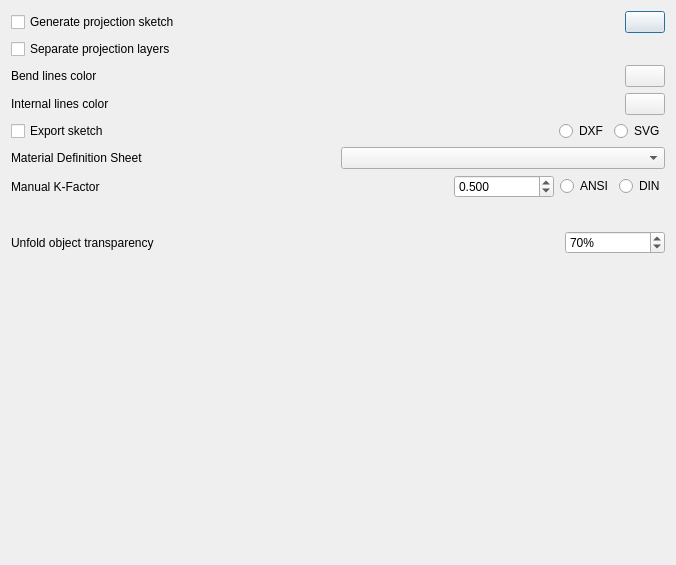
Old version of the form Resources/panels/UnfoldOptions.ui in the repository shaise/FreeCAD_SheetMetal.
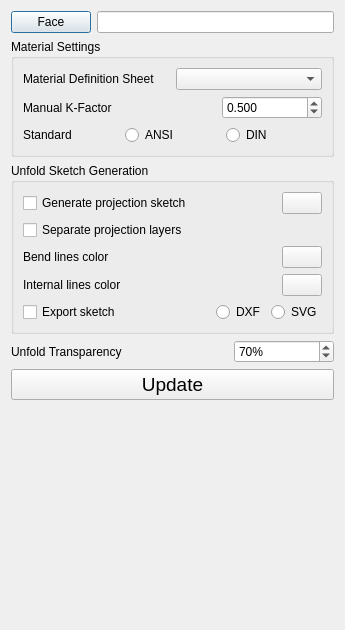
New version of the form. Icons and pictures are not drawn. Custom widgets are drawn as their Qt base class.

Commit message: change default value system. Parametric Unfold WIP

Patch:
```diff
--- a/Resources/panels/UnfoldOptions.ui
+++ b/Resources/panels/UnfoldOptions.ui
@@ -6,8 +6,8 @@
    <rect>
     <x>0</x>
     <y>0</y>
-    <width>676</width>
-    <height>565</height>
+    <width>345</width>
+    <height>630</height>
    </rect>
   </property>
   <property name="windowTitle">
@@ -15,6 +15,150 @@
   </property>
   <layout class="QVBoxLayout" name="verticalLayout">
    <item>
+    <layout class="QHBoxLayout" name="horizontalLayout_6">
+     <item>
+      <widget class="QPushButton" name="pushFace">
+       <property name="text">
+        <string>Face</string>
+       </property>
+      </widget>
+     </item>
+     <item>
+      <widget class="QLineEdit" name="txtFace"/>
+     </item>
+    </layout>
+   </item>
+   <item>
+    <widget class="QGroupBox" name="groupBox">
+     <property name="sizePolicy">
+      <sizepolicy hsizetype="Preferred" vsizetype="Preferred">
+       <horstretch>0</horstretch>
+       <verstretch>0</verstretch>
+      </sizepolicy>
+     </property>
+     <property name="title">
+      <string>Material Settings</string>
+     </property>
+     <layout class="QVBoxLayout" name="verticalLayout_2">
+      <item>
+       <layout class="QHBoxLayout" name="materalDefinitionSheetLayout">
+        <item>
+         <widget class="QLabel" name="label_4">
+          <property name="text">
+           <string>Material Definition Sheet</string>
+          </property>
+         </widget>
+        </item>
+        <item>
+         <widget class="QComboBox" name="availableMds"/>
+        </item>
+       </layout>
+      </item>
+      <item>
+       <layout class="QHBoxLayout" name="horizontalLayout">
+        <property name="sizeConstraint">
+         <enum>QLayout::SetDefaultConstraint</enum>
+        </property>
+        <item>
+         <widget class="QLabel" name="label_5">
+          <property name="text">
+           <string>Manual K-Factor</string>
+          </property>
+         </widget>
+        </item>
+        <item>
+         <spacer name="horizontalSpacer">
+          <property name="orientation">
+           <enum>Qt::Horizontal</enum>
+          </property>
+          <property name="sizeHint" stdset="0">
+           <size>
+            <width>40</width>
+            <height>20</height>
+           </size>
+          </property>
+         </spacer>
+        </item>
+        <item>
+         <widget class="QDoubleSpinBox" name="kFactSpin">
+          <property name="enabled">
+           <bool>true</bool>
+          </property>
+          <property name="sizePolicy">
+           <sizepolicy hsizetype="Expanding" vsizetype="Fixed">
+            <horstretch>0</horstretch>
+            <verstretch>0</verstretch>
+           </sizepolicy>
+          </property>
+          <property name="maximumSize">
+           <size>
+            <width>100</width>
+            <height>16777215</height>
+           </size>
+          </property>
+          <property name="decimals">
+           <number>3</number>
+          </property>
+          <property name="maximum">
+           <double>2.000000000000000</double>
+          </property>
+          <property name="singleStep">
+           <double>0.100000000000000</double>
+          </property>
+          <property name="value">
+           <double>0.500000000000000</double>
+          </property>
+         </widget>
+        </item>
+       </layout>
+      </item>
+      <item>
+       <layout class="QHBoxLayout" name="horizontalLayout_8">
+        <item>
+         <widget class="QLabel" name="label_6">
+          <property name="text">
+           <string>Standard</string>
+          </property>
+         </widget>
+        </item>
+        <item>
+         <widget class="QRadioButton" name="kfactorAnsi">
+          <property name="text">
+           <string>ANSI</string>
+          </property>
+          <attribute name="buttonGroup">
+           <string notr="true">kFactorGroup</string>
+          </attribute>
+         </widget>
+        </item>
+        <item>
+         <widget class="QRadioButton" name="kfactorDin">
+          <property name="text">
+           <string>DIN</string>
+          </property>
+          <attribute name="buttonGroup">
+           <string notr="true">kFactorGroup</string>
+          </attribute>
+         </widget>
+        </item>
+       </layout>
+      </item>
+     </layout>
+    </widget>
+   </item>
+   <item>
+    <widget class="QGroupBox" name="groupBox_2">
+     <property name="sizePolicy">
+      <sizepolicy hsizetype="Preferred" vsizetype="Preferred">
+       <horstretch>0</horstretch>
+       <verstretch>0</verstretch>
+      </sizepolicy>
+     </property>
+     <property name="title">
+      <string>Unfold Sketch Generation</string>
+     </property>
+     <layout class="QVBoxLayout" name="verticalLayout_3">
+      <item>
     <layout class="QHBoxLayout" name="horizontalLayout_3">
      <item>
       <widget class="QCheckBox" name="chkSketch">
@@ -160,97 +304,8 @@
      </item>
     </layout>
    </item>
-   <item>
-    <layout class="QHBoxLayout" name="materalDefinitionSheetLayout">
-     <item>
-      <widget class="QLabel" name="label_4">
-       <property name="text">
-        <string>Material Definition Sheet</string>
-       </property>
-      </widget>
-     </item>
-     <item>
-      <widget class="QComboBox" name="availableMds"/>
-     </item>
-    </layout>
-   </item>
-   <item>
-    <layout class="QHBoxLayout" name="horizontalLayout">
-     <property name="sizeConstraint">
-      <enum>QLayout::SetDefaultConstraint</enum>
-     </property>
-     <item>
-      <widget class="QLabel" name="label_5">
-       <property name="text">
-        <string>Manual K-Factor</string>
-       </property>
-      </widget>
-     </item>
-     <item>
-      <spacer name="horizontalSpacer">
-       <property name="orientation">
-        <enum>Qt::Horizontal</enum>
-       </property>
-       <property name="sizeHint" stdset="0">
-        <size>
-         <width>40</width>
-         <height>20</height>
-        </size>
-       </property>
-      </spacer>
-     </item>
-     <item>
-      <widget class="QDoubleSpinBox" name="kFactSpin">
-       <property name="enabled">
-        <bool>true</bool>
-       </property>
-       <property name="sizePolicy">
-        <sizepolicy hsizetype="Expanding" vsizetype="Fixed">
-         <horstretch>0</horstretch>
-         <verstretch>0</verstretch>
-        </sizepolicy>
-       </property>
-       <property name="maximumSize">
-        <size>
-         <width>100</width>
-         <height>16777215</height>
-        </size>
-       </property>
-       <property name="decimals">
-        <number>3</number>
-       </property>
-       <property name="maximum">
-        <double>2.000000000000000</double>
-       </property>
-       <property name="singleStep">
-        <double>0.100000000000000</double>
-       </property>
-       <property name="value">
-        <double>0.500000000000000</double>
-       </property>
-      </widget>
-     </item>
-     <item>
-      <widget class="QRadioButton" name="kfactorAnsi">
-       <property name="text">
-        <string>ANSI</string>
-       </property>
-       <attribute name="buttonGroup">
-        <string notr="true">kFactorGroup</string>
-       </attribute>
-      </widget>
-     </item>
-     <item>
-      <widget class="QRadioButton" name="kfactorDin">
-       <property name="text">
-        <string>DIN</string>
-       </property>
-       <attribute name="buttonGroup">
-        <string notr="true">kFactorGroup</string>
-       </attribute>
-      </widget>
-     </item>
-    </layout>
+     </layout>
+    </widget>
    </item>
    <item>
     <layout class="QHBoxLayout" name="horizontalLayout_2">
@@ -263,13 +318,13 @@
      <item>
       <widget class="QLabel" name="label">
        <property name="sizePolicy">
-        <sizepolicy hsizetype="Minimum" vsizetype="MinimumExpanding">
+        <sizepolicy hsizetype="Minimum" vsizetype="Preferred">
          <horstretch>0</horstretch>
          <verstretch>0</verstretch>
         </sizepolicy>
        </property>
        <property name="text">
-        <string>Unfold object transparency</string>
+        <string>Unfold Transparency</string>
        </property>
       </widget>
      </item>
@@ -300,6 +355,29 @@
      </item>
     </layout>
    </item>
+   <item>
+    <widget class="QPushButton" name="pushUnfold">
+     <property name="font">
+      <font>
+       <pointsize>14</pointsize>
+      </font>
+     </property>
+     <property name="text">
+      <string>Update</string>
+     </property>
+     <property name="icon">
+      <iconset>
+       <normalon>Icons:SheetMetal_UnfoldUpdate.svg</normalon>
+      </iconset>
+     </property>
+     <property name="iconSize">
+      <size>
+       <width>32</width>
+       <height>32</height>
+      </size>
+     </property>
+    </widget>
+   </item>
    <item>
     <spacer name="verticalSpacer">
      <property name="orientation">
@@ -308,7 +386,7 @@
      <property name="sizeHint" stdset="0">
       <size>
        <width>20</width>
-       <height>272</height>
+       <height>40</height>
       </size>
      </property>
     </spacer>
```
Lines whose indentation alone changed are shown as unchanged. The commit also changes 14 other files.
